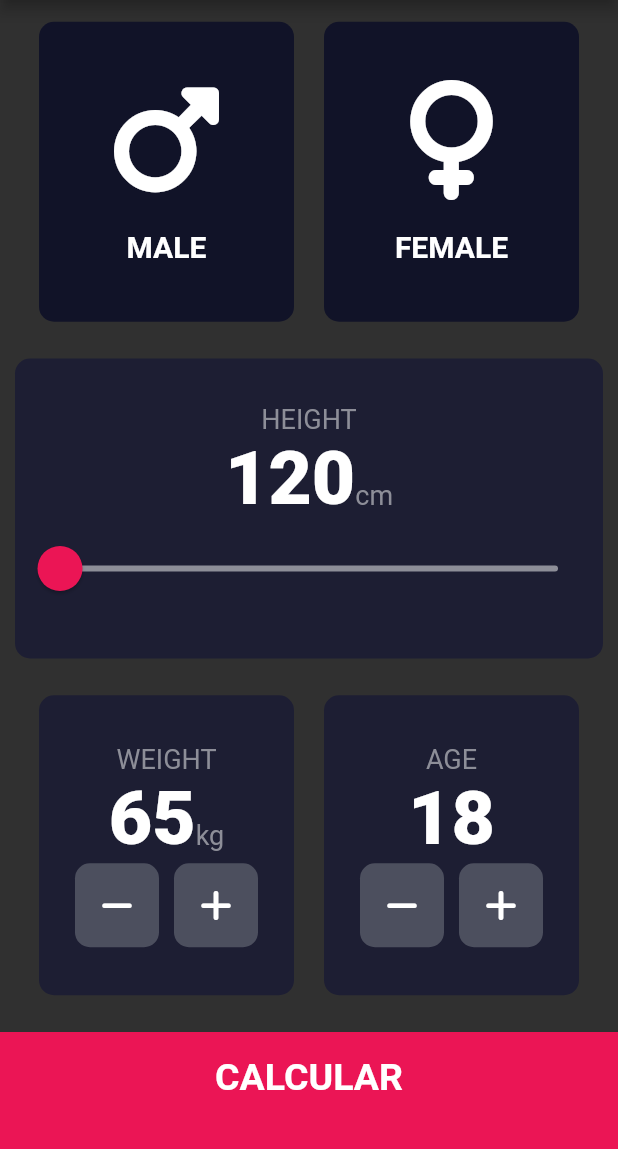
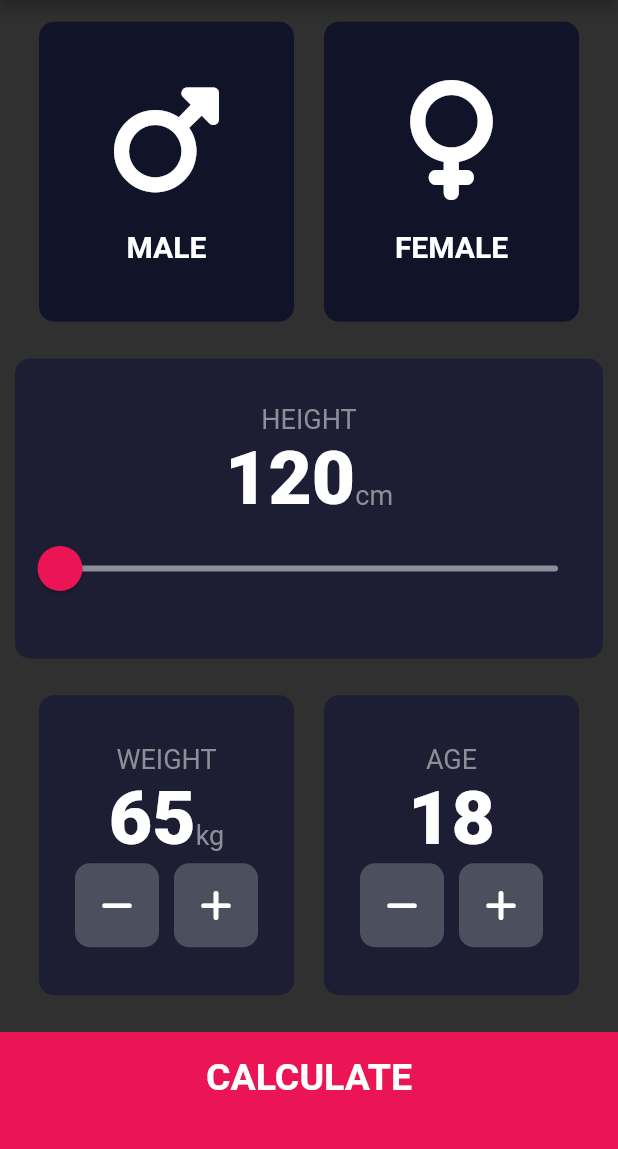
Before and after one commit to TineoC/bmi_calculator, a Flutter app: the screen it shows after launch, on a phone screen of 412 x 824 dp, the part 84-1233 px from its top. Run offline on Flutter 3.47's test engine with Material 2 defaults, Android fonts, the phone set to English and light mode, and no system bars; our stand-ins replace font_awesome_flutter.

Commit message:
style: rename bottom buttons

```diff
--- a/lib/input_page.dart
+++ b/lib/input_page.dart
@@ -242,7 +242,7 @@ class _MyHomePageState extends State<InputPage> {
             ),
           ),
           BottomButton(
-            buttonTitle: 'CALCULAR',
+            buttonTitle: 'CALCULATE',
             onTap: () {
               CalculatorBrain calc =
                   CalculatorBrain(height: height, weight: weight);
--- a/lib/results_page.dart
+++ b/lib/results_page.dart
@@ -61,7 +61,7 @@ class ResultsPage extends StatelessWidget {
             ),
           ),
           BottomButton(
-            buttonTitle: 'RE-CALCULATE',
+            buttonTitle: 'GO BACK',
             onTap: () {
               Navigator.pop(context);
             },
```
